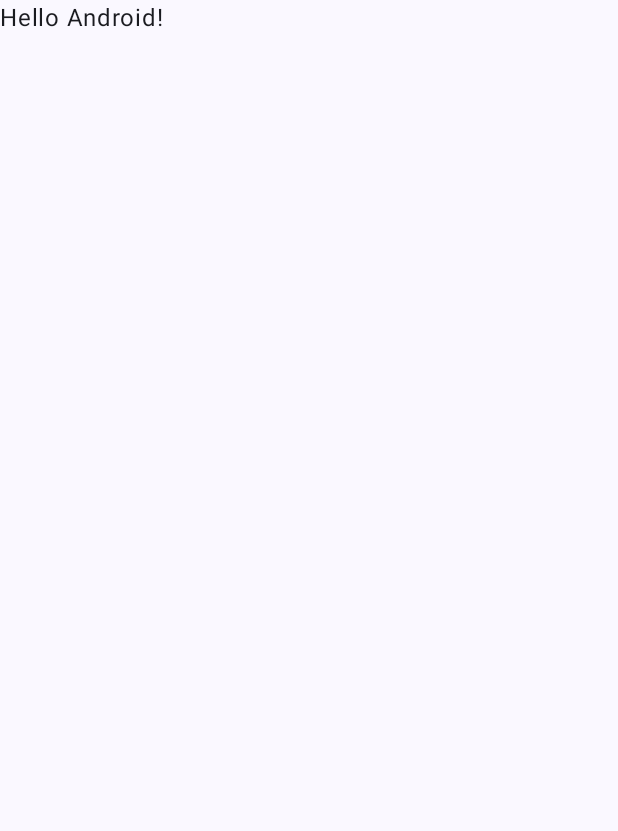
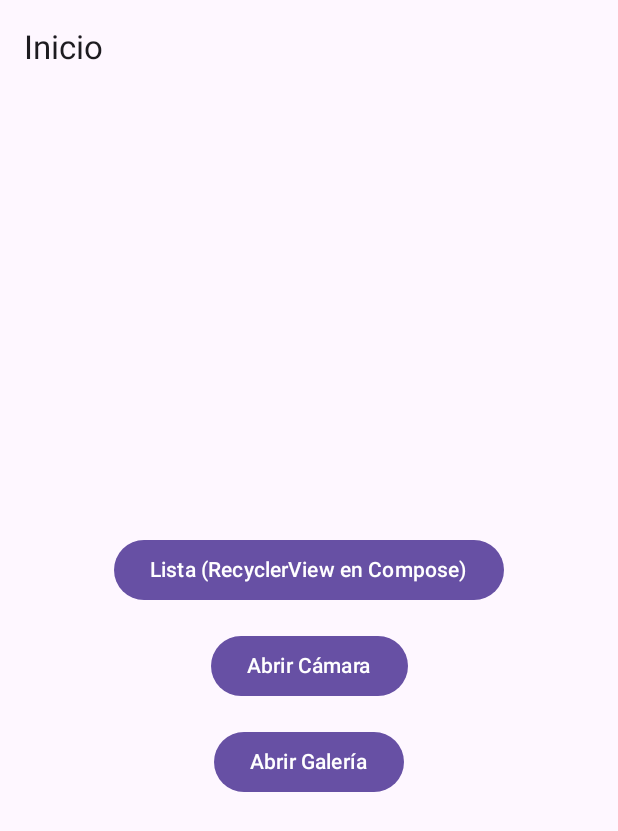
Before and after one commit to cpifpalanturinges/proyectosintegrados-HectorDominguezG, an Android app built with Jetpack Compose: the screen it shows after launch (MainActivity), on a phone screen of 412 x 824 dp. Before the commit the part shown is almost empty. Shown: the top 831 px of the screen. Run offline under Robolectric (Android 15) with nearby library versions, the phone set to English and light mode, and no system bars.

Commit message:
cosas del movil tengo que arreglar mucho

```diff
--- a/movil/app/build.gradle.kts
+++ b/movil/app/build.gradle.kts
@@ -56,4 +56,8 @@ dependencies {
     androidTestImplementation(libs.androidx.ui.test.junit4)
     debugImplementation(libs.androidx.ui.tooling)
     debugImplementation(libs.androidx.ui.test.manifest)
+
+
+    // Navigation Compose
+    implementation ("androidx.navigation:navigation-compose:2.7.7")
 }
--- a/movil/app/src/main/java/com/tfg/app/MainActivity.kt
+++ b/movil/app/src/main/java/com/tfg/app/MainActivity.kt
@@ -11,23 +11,18 @@ import androidx.compose.material3.Text
 import androidx.compose.runtime.Composable
 import androidx.compose.ui.Modifier
 import androidx.compose.ui.tooling.preview.Preview
+import com.tfg.app.ui.navigation.AppNavHost
 import com.tfg.app.ui.theme.MyApplicationTheme
+
 
 class MainActivity : ComponentActivity() {
     override fun onCreate(savedInstanceState: Bundle?) {
         super.onCreate(savedInstanceState)
         enableEdgeToEdge()
         setContent {
-            MyApplicationTheme {
-                Scaffold(modifier = Modifier.fillMaxSize()) { innerPadding ->
-                    Greeting(
-                        name = "Android",
-                        modifier = Modifier.padding(innerPadding)
-                    )
-                }
-            }
-        }
+                AppNavHost()
     }
+  }
 }
 
 @Composable
--- /dev/null
+++ b/movil/app/src/main/java/com/tfg/app/ui/menu/Menu.kt
@@ -0,0 +1,48 @@
+package com.tfg.app.ui.menu
+
+import androidx.compose.foundation.layout.*
+import androidx.compose.material3.*
+import androidx.compose.runtime.Composable
+import androidx.compose.ui.Alignment
+import androidx.compose.ui.Modifier
+import androidx.compose.ui.unit.dp
+import androidx.navigation.NavController
+
+@OptIn(ExperimentalMaterial3Api::class)
+@Composable
+fun HomeScreen(navController: NavController) {
+
+    Scaffold(
+        topBar = {
+            TopAppBar(
+                title = { Text("Inicio") }
+            )
+        }
+    ) { padding ->
+        Column(
+            modifier = Modifier
+                .padding(padding)
+                .fillMaxSize()
+                .padding(16.dp),
+            verticalArrangement = Arrangement.Center,
+            horizontalAlignment = Alignment.CenterHorizontally
+        ) {
+
+            Button(onClick = { navController.navigate("list") }) {
+                Text("Lista (RecyclerView en Compose)")
+            }
+
+            Spacer(Modifier.height(16.dp))
+
+            Button(onClick = { navController.navigate("camera") }) {
+                Text("Abrir Cámara")
+            }
+
+            Spacer(Modifier.height(16.dp))
+
+            Button(onClick = { navController.navigate("gallery") }) {
+                Text("Abrir Galería")
+            }
+        }
+    }
+}
--- /dev/null
+++ b/movil/app/src/main/java/com/tfg/app/ui/navigation/Navigation.kt
@@ -0,0 +1,26 @@
+package com.tfg.app.ui.navigation
+
+
+import androidx.compose.runtime.Composable
+import androidx.navigation.compose.NavHost
+import androidx.navigation.compose.rememberNavController
+import androidx.navigation.compose.composable
+import com.tfg.app.ui.menu.HomeScreen
+import com.tfg.app.ui.list.ListScreen
+import com.tfg.app.ui.camera.CameraScreen
+import com.tfg.app.ui.gallery.GalleryScreen
+
+@Composable
+fun AppNavHost() {
+    val navController = rememberNavController()
+
+    NavHost(
+        navController = navController,
+        startDestination = "home"
+    ) {
+        composable("home") { HomeScreen(navController) }
+        composable("list") { ListScreen(navController) }
+        composable("camera") { CameraScreen(navController) }
+        composable("gallery") { GalleryScreen(navController) }
+    }
+}
```
Also changed, not shown: movil/app/src/main/java/com/tfg/app/ui/camera/Camera.kt (added, +23 -0 lines), movil/app/src/main/java/com/tfg/app/ui/gallery/Gallery.kt (added, +26 -0 lines), movil/app/src/main/java/com/tfg/app/ui/list/List.kt (added, +40 -0 lines).
